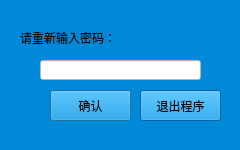
Old version of the form checkdialog.ui in the repository LiHanyang/-.
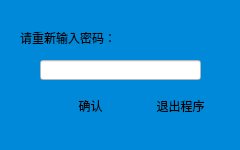
New version of the form. Icons and pictures are not drawn.

```diff
--- a/checkdialog.ui
+++ b/checkdialog.ui
@@ -51,6 +51,21 @@
      <height>31</height>
     </rect>
    </property>
+   <property name="styleSheet">
+    <string notr="true">QPushButton#pushButton
+{
+	font: 25 9pt &quot;Microsoft YaHei&quot;;
+    border-image: url(:/Resources/images/Button.jpg);
+    border-radius:5px;
+}
+
+QPushButton#pushButton:pressed
+{
+    border-image: url(:/Resources/images/Button.jpg);
+    padding-left:2px;
+    padding-top:2px;
+}</string>
+   </property>
    <property name="text">
     <string>确认</string>
    </property>
@@ -64,6 +79,21 @@
      <height>31</height>
     </rect>
    </property>
+   <property name="styleSheet">
+    <string notr="true">QPushButton#pushButton_2
+{
+	font: 25 9pt &quot;Microsoft YaHei&quot;;
+    border-image: url(:/Resources/images/Button.jpg);
+    border-radius:5px;
+}
+
+QPushButton#pushButton_2:pressed
+{
+    border-image: url(:/Resources/images/Button.jpg);
+    padding-left:2px;
+    padding-top:2px;
+}</string>
+   </property>
    <property name="text">
     <string>退出程序</string>
    </property>
```
Left out of the diff: 3 changed lines with no effect on the pictures.
